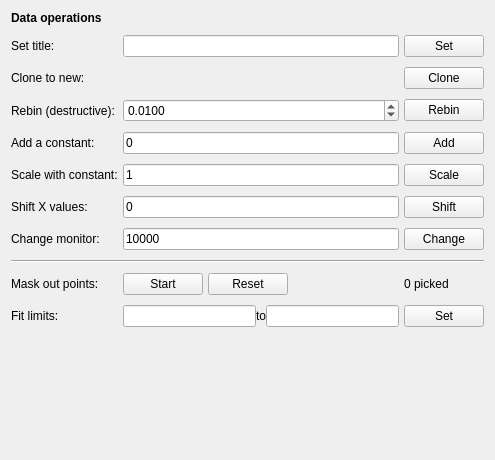
Above: ufit/gui/dataops.ui from McStasMcXtrace/ufit before the change. Below: the same form after it.
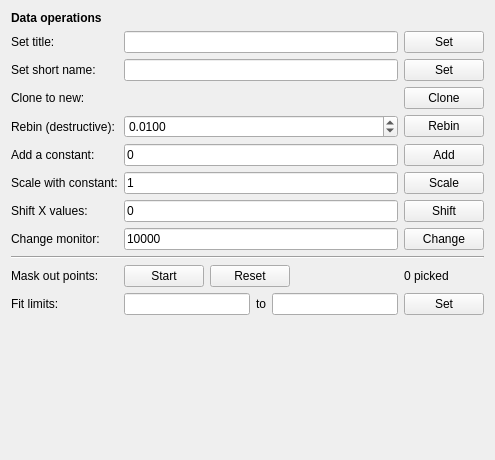
That is the form after the change.

Commit message: dataops: add a way to rename the data "name" (i.e. short title)

The edit to the form file:
```diff
--- a/ufit/gui/dataops.ui
+++ b/ufit/gui/dataops.ui
@@ -16,27 +16,90 @@
   <layout class="QVBoxLayout" name="verticalLayout">
    <item>
     <layout class="QGridLayout" name="gridLayout">
-     <property name="horizontalSpacing">
-      <number>5</number>
-     </property>
-     <property name="verticalSpacing">
-      <number>10</number>
-     </property>
-     <item row="5" column="3">
-      <widget class="QPushButton" name="mulBtn">
+     <item row="5" column="0">
+      <widget class="QLabel" name="label">
+       <property name="sizePolicy">
+        <sizepolicy hsizetype="Fixed" vsizetype="Preferred">
+         <horstretch>0</horstretch>
+         <verstretch>0</verstretch>
+        </sizepolicy>
+       </property>
        <property name="text">
-        <string>Scale</string>
+        <string>Add a constant:</string>
        </property>
       </widget>
      </item>
-     <item row="7" column="1" colspan="2">
-      <widget class="QLineEdit" name="monscale">
+     <item row="12" column="3">
+      <widget class="QPushButton" name="limitsBtn">
        <property name="text">
-        <string>10000</string>
+        <string>Set</string>
        </property>
       </widget>
      </item>
-     <item row="7" column="0">
+     <item row="3" column="3">
+      <widget class="QPushButton" name="cloneBtn">
+       <property name="text">
+        <string>Clone</string>
+       </property>
+      </widget>
+     </item>
+     <item row="1" column="0">
+      <widget class="QLabel" name="label_11">
+       <property name="text">
+        <string>Set title:</string>
+       </property>
+      </widget>
+     </item>
+     <item row="9" column="0" colspan="4">
+      <widget class="Line" name="line">
+       <property name="orientation">
+        <enum>Qt::Horizontal</enum>
+       </property>
+      </widget>
+     </item>
+     <item row="6" column="1" colspan="2">
+      <widget class="QLineEdit" name="mul_constant">
+       <property name="text">
+        <string>1</string>
+       </property>
+      </widget>
+     </item>
+     <item row="1" column="3">
+      <widget class="QPushButton" name="titleBtn">
+       <property name="text">
+        <string>Set</string>
+       </property>
+      </widget>
+     </item>
+     <item row="7" column="3">
+      <widget class="QPushButton" name="shiftBtn">
+       <property name="text">
+        <string>Shift</string>
+       </property>
+      </widget>
+     </item>
+     <item row="5" column="1" colspan="2">
+      <widget class="QLineEdit" name="add_constant">
+       <property name="text">
+        <string>0</string>
+       </property>
+      </widget>
+     </item>
+     <item row="10" column="0">
+      <widget class="QLabel" name="label_8">
+       <property name="text">
+        <string>Mask out points:</string>
+       </property>
+      </widget>
+     </item>
+     <item row="4" column="3">
+      <widget class="QPushButton" name="rebinBtn">
+       <property name="text">
+        <string>Rebin</string>
+       </property>
+      </widget>
+     </item>
+     <item row="8" column="0">
       <widget class="QLabel" name="label_6">
        <property name="sizePolicy">
         <sizepolicy hsizetype="Fixed" vsizetype="Preferred">
@@ -49,14 +112,14 @@
        </property>
       </widget>
      </item>
-     <item row="6" column="1" colspan="2">
-      <widget class="QLineEdit" name="shift_constant">
+     <item row="12" column="0">
+      <widget class="QLabel" name="label_4">
        <property name="text">
-        <string>0</string>
+        <string>Fit limits:</string>
        </property>
       </widget>
      </item>
-     <item row="11" column="1" colspan="2">
+     <item row="12" column="1" colspan="2">
       <layout class="QHBoxLayout" name="horizontalLayout">
        <item>
         <widget class="QLineEdit" name="limitmin"/>
@@ -73,40 +136,74 @@
        </item>
       </layout>
      </item>
-     <item row="3" column="0">
-      <widget class="QLabel" name="label_2">
+     <item row="7" column="1" colspan="2">
+      <widget class="QLineEdit" name="shift_constant">
+       <property name="text">
+        <string>0</string>
+       </property>
+      </widget>
+     </item>
+     <item row="8" column="3">
+      <widget class="QPushButton" name="monscaleBtn">
+       <property name="text">
+        <string>Change</string>
+       </property>
+      </widget>
+     </item>
+     <item row="10" column="1">
+      <widget class="QPushButton" name="badPointsBtn">
        <property name="sizePolicy">
+        <sizepolicy hsizetype="Fixed" vsizetype="Fixed">
+         <horstretch>0</horstretch>
+         <verstretch>0</verstretch>
+        </sizepolicy>
+       </property>
+       <property name="text">
+        <string>Start</string>
+       </property>
+      </widget>
+     </item>
+     <item row="7" column="0">
+      <widget class="QLabel" name="label_3">
+       <property name="sizePolicy">
         <sizepolicy hsizetype="Fixed" vsizetype="Preferred">
          <horstretch>0</horstretch>
          <verstretch>0</verstretch>
         </sizepolicy>
        </property>
        <property name="text">
-        <string>Rebin (destructive):</string>
+        <string>Shift X values:</string>
        </property>
       </widget>
      </item>
-     <item row="0" column="0" colspan="3">
-      <widget class="QLabel" name="label_10">
-       <property name="font">
-        <font>
-         <weight>75</weight>
-         <bold>true</bold>
-        </font>
+     <item row="6" column="0">
+      <widget class="QLabel" name="label_7">
+       <property name="sizePolicy">
+        <sizepolicy hsizetype="Fixed" vsizetype="Preferred">
+         <horstretch>0</horstretch>
+         <verstretch>0</verstretch>
+        </sizepolicy>
        </property>
        <property name="text">
-        <string>Data operations</string>
+        <string>Scale with constant:</string>
+       </property>
+      </widget>
+     </item>
+     <item row="8" column="1" colspan="2">
+      <widget class="QLineEdit" name="monscale">
+       <property name="text">
+        <string>10000</string>
        </property>
       </widget>
      </item>
      <item row="6" column="3">
-      <widget class="QPushButton" name="shiftBtn">
+      <widget class="QPushButton" name="mulBtn">
        <property name="text">
-        <string>Shift</string>
+        <string>Scale</string>
        </property>
       </widget>
      </item>
-     <item row="3" column="1" colspan="2">
+     <item row="4" column="1" colspan="2">
       <widget class="QDoubleSpinBox" name="precision">
        <property name="decimals">
         <number>4</number>
@@ -122,28 +219,8 @@
        </property>
       </widget>
      </item>
-     <item row="5" column="0">
-      <widget class="QLabel" name="label_7">
-       <property name="sizePolicy">
-        <sizepolicy hsizetype="Fixed" vsizetype="Preferred">
-         <horstretch>0</horstretch>
-         <verstretch>0</verstretch>
-        </sizepolicy>
-       </property>
-       <property name="text">
-        <string>Scale with constant:</string>
-       </property>
-      </widget>
-     </item>
-     <item row="9" column="0">
-      <widget class="QLabel" name="label_8">
-       <property name="text">
-        <string>Mask out points:</string>
-       </property>
-      </widget>
-     </item>
      <item row="4" column="0">
-      <widget class="QLabel" name="label">
+      <widget class="QLabel" name="label_2">
        <property name="sizePolicy">
         <sizepolicy hsizetype="Fixed" vsizetype="Preferred">
          <horstretch>0</horstretch>
@@ -151,114 +228,38 @@
         </sizepolicy>
        </property>
        <property name="text">
-        <string>Add a constant:</string>
+        <string>Rebin (destructive):</string>
        </property>
       </widget>
      </item>
-     <item row="7" column="3">
-      <widget class="QPushButton" name="monscaleBtn">
-       <property name="text">
-        <string>Change</string>
-       </property>
-      </widget>
-     </item>
-     <item row="4" column="3">
-      <widget class="QPushButton" name="addBtn">
-       <property name="text">
-        <string>Add</string>
-       </property>
-      </widget>
-     </item>
-     <item row="9" column="3">
+     <item row="10" column="3">
       <widget class="QLabel" name="pickedlabel">
        <property name="text">
         <string>0 picked</string>
        </property>
       </widget>
      </item>
-     <item row="8" column="0" colspan="4">
-      <widget class="Line" name="line">
-       <property name="orientation">
-        <enum>Qt::Horizontal</enum>
+     <item row="0" column="0" colspan="3">
+      <widget class="QLabel" name="label_10">
+       <property name="font">
+        <font>
+         <weight>75</weight>
+         <bold>true</bold>
+        </font>
+       </property>
+       <property name="text">
+        <string>Data operations</string>
        </property>
       </widget>
      </item>
-     <item row="2" column="0">
+     <item row="3" column="0">
       <widget class="QLabel" name="label_9">
        <property name="text">
         <string>Clone to new:</string>
        </property>
       </widget>
      </item>
-     <item row="4" column="1" colspan="2">
-      <widget class="QLineEdit" name="add_constant">
-       <property name="text">
-        <string>0</string>
-       </property>
-      </widget>
-     </item>
-     <item row="3" column="3">
-      <widget class="QPushButton" name="rebinBtn">
-       <property name="text">
-        <string>Rebin</string>
-       </property>
-      </widget>
-     </item>
-     <item row="11" column="0">
-      <widget class="QLabel" name="label_4">
-       <property name="text">
-        <string>Fit limits:</string>
-       </property>
-      </widget>
-     </item>
-     <item row="2" column="3">
-      <widget class="QPushButton" name="cloneBtn">
-       <property name="text">
-        <string>Clone</string>
-       </property>
-      </widget>
-     </item>
-     <item row="11" column="3">
-      <widget class="QPushButton" name="limitsBtn">
-       <property name="text">
-        <string>Set</string>
-       </property>
-      </widget>
-     </item>
-     <item row="5" column="1" colspan="2">
-      <widget class="QLineEdit" name="mul_constant">
-       <property name="text">
-        <string>1</string>
-       </property>
-      </widget>
-     </item>
-     <item row="6" column="0">
-      <widget class="QLabel" name="label_3">
-       <property name="sizePolicy">
-        <sizepolicy hsizetype="Fixed" vsizetype="Preferred">
-         <horstretch>0</horstretch>
-         <verstretch>0</verstretch>
-        </sizepolicy>
-       </property>
-       <property name="text">
-        <string>Shift X values:</string>
-       </property>
-      </widget>
-     </item>
-     <item row="9" column="1">
-      <widget class="QPushButton" name="badPointsBtn">
-       <property name="sizePolicy">
-        <sizepolicy hsizetype="Fixed" vsizetype="Fixed">
-         <horstretch>0</horstretch>
-         <verstretch>0</verstretch>
-        </sizepolicy>
-       </property>
-       <property name="text">
-        <string>Start</string>
-       </property>
-      </widget>
-     </item>
-     <item row="9" column="2">
+     <item row="10" column="2">
       <layout class="QHBoxLayout" name="horizontalLayout_2">
        <item>
         <widget class="QPushButton" name="badResetBtn">
@@ -288,18 +289,28 @@
        </item>
       </layout>
      </item>
-     <item row="1" column="0">
-      <widget class="QLabel" name="label_11">
+     <item row="5" column="3">
+      <widget class="QPushButton" name="addBtn">
        <property name="text">
-        <string>Set title:</string>
+        <string>Add</string>
        </property>
       </widget>
      </item>
      <item row="1" column="1" colspan="2">
       <widget class="QLineEdit" name="datatitle"/>
      </item>
-     <item row="1" column="3">
-      <widget class="QPushButton" name="titleBtn">
+     <item row="2" column="0">
+      <widget class="QLabel" name="label_12">
+       <property name="text">
+        <string>Set short name:</string>
+       </property>
+      </widget>
+     </item>
+     <item row="2" column="1" colspan="2">
+      <widget class="QLineEdit" name="nameEdit"/>
+     </item>
+     <item row="2" column="3">
+      <widget class="QPushButton" name="nameBtn">
        <property name="text">
         <string>Set</string>
        </property>
```
The commit also changes 2 other files.
